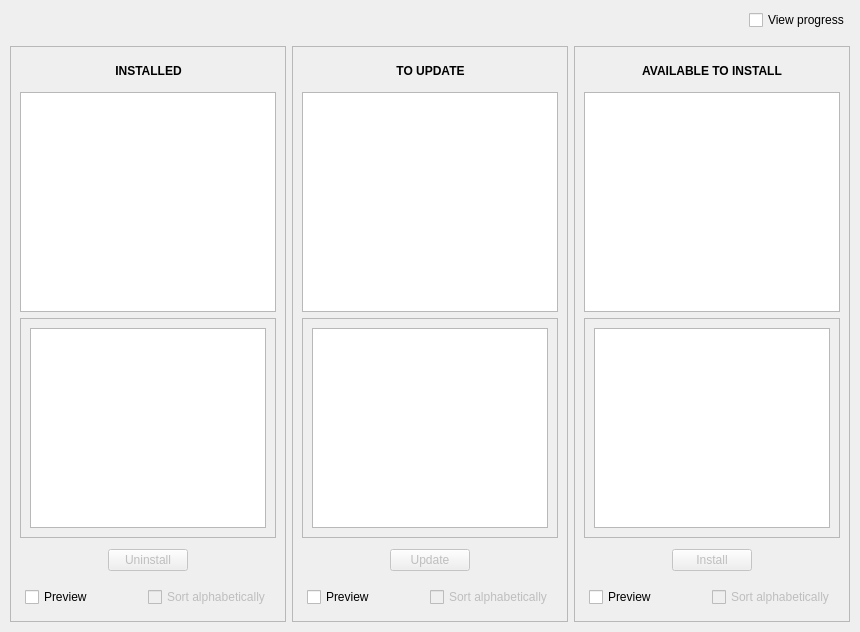
Qt form src/mainwindowview.ui (juliagoda/pak-gui) before a commit.
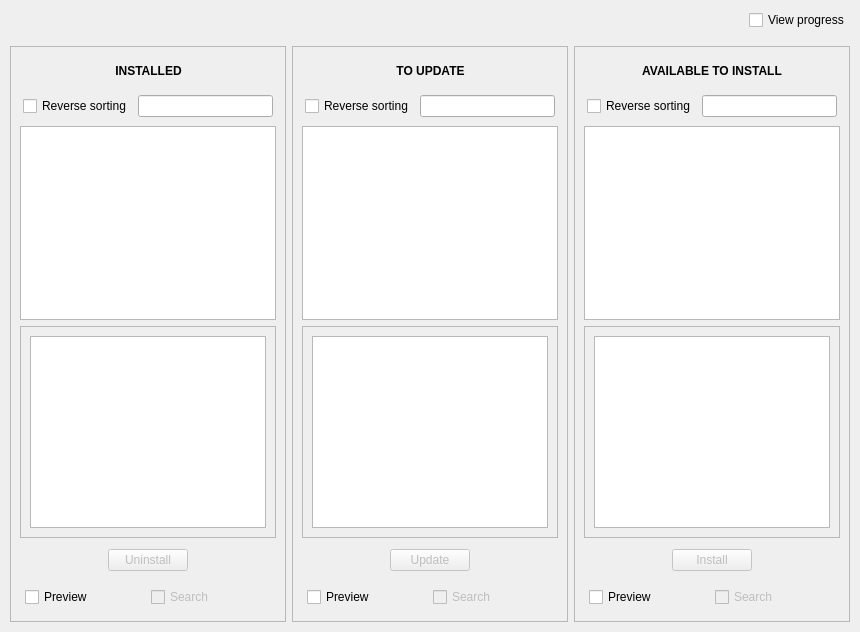
The same form after that commit.

Commit message: Fixed packages sort

What changed in the file:
```diff
--- a/src/mainwindowview.ui
+++ b/src/mainwindowview.ui
@@ -100,8 +100,8 @@
            <rect>
             <x>0</x>
             <y>0</y>
-            <width>274</width>
-            <height>571</height>
+            <width>260</width>
+            <height>581</height>
            </rect>
           </property>
           <layout class="QVBoxLayout" name="verticalLayout">
@@ -168,6 +168,32 @@
              </item>
             </layout>
            </item>
+           <item>
+            <layout class="QHBoxLayout" name="horizontalLayout">
+             <property name="leftMargin">
+              <number>3</number>
+             </property>
+             <property name="topMargin">
+              <number>3</number>
+             </property>
+             <property name="rightMargin">
+              <number>3</number>
+             </property>
+             <property name="bottomMargin">
+              <number>3</number>
+             </property>
+             <item>
+              <widget class="QCheckBox" name="sort_installed_packages">
+               <property name="text">
+                <string>Reverse sorting</string>
+               </property>
+              </widget>
+             </item>
+             <item>
+              <widget class="QLineEdit" name="search_installed_packages_lineedit"/>
+             </item>
+            </layout>
+           </item>
            <item>
             <widget class="QListWidget" name="installed_packages_list"/>
            </item>
@@ -181,8 +207,8 @@
                <rect>
                 <x>0</x>
                 <y>0</y>
-                <width>254</width>
-                <height>213</height>
+                <width>240</width>
+                <height>210</height>
                </rect>
               </property>
               <layout class="QVBoxLayout" name="verticalLayout_4">
@@ -270,12 +296,12 @@
               </widget>
              </item>
              <item>
-              <widget class="QCheckBox" name="sort_installed_packages">
+              <widget class="QCheckBox" name="search_installed_packages_checkbox">
                <property name="enabled">
                 <bool>false</bool>
                </property>
                <property name="text">
-                <string>Sort alphabetically</string>
+                <string>Search</string>
                </property>
               </widget>
              </item>
@@ -360,6 +386,35 @@
              </item>
             </layout>
            </item>
+           <item>
+            <layout class="QHBoxLayout" name="horizontalLayout_9">
+             <property name="leftMargin">
+              <number>3</number>
+             </property>
+             <property name="topMargin">
+              <number>3</number>
+             </property>
+             <property name="rightMargin">
+              <number>3</number>
+             </property>
+             <property name="bottomMargin">
+              <number>3</number>
+             </property>
+             <item>
+              <widget class="QCheckBox" name="sort_packages_to_update">
+               <property name="enabled">
+                <bool>true</bool>
+               </property>
+               <property name="text">
+                <string>Reverse sorting</string>
+               </property>
+              </widget>
+             </item>
+             <item>
+              <widget class="QLineEdit" name="search_packages_to_update_lineedit"/>
+             </item>
+            </layout>
+           </item>
            <item>
             <widget class="QListWidget" name="packages_to_update_list"/>
            </item>
@@ -374,7 +429,7 @@
                 <x>0</x>
                 <y>0</y>
                 <width>254</width>
-                <height>213</height>
+                <height>205</height>
                </rect>
               </property>
               <layout class="QVBoxLayout" name="verticalLayout_5">
@@ -462,12 +517,12 @@
               </widget>
              </item>
              <item>
-              <widget class="QCheckBox" name="sort_packages_to_update">
+              <widget class="QCheckBox" name="search_packages_to_update_checkbox">
                <property name="enabled">
                 <bool>false</bool>
                </property>
                <property name="text">
-                <string>Sort alphabetically</string>
+                <string>Search</string>
                </property>
               </widget>
              </item>
@@ -552,6 +607,35 @@
              </item>
             </layout>
            </item>
+           <item>
+            <layout class="QHBoxLayout" name="horizontalLayout_11">
+             <property name="leftMargin">
+              <number>3</number>
+             </property>
+             <property name="topMargin">
+              <number>3</number>
+             </property>
+             <property name="rightMargin">
+              <number>3</number>
+             </property>
+             <property name="bottomMargin">
+              <number>3</number>
+             </property>
+             <item>
+              <widget class="QCheckBox" name="sort_available_packages">
+               <property name="enabled">
+                <bool>true</bool>
+               </property>
+               <property name="text">
+                <string>Reverse sorting</string>
+               </property>
+              </widget>
+             </item>
+             <item>
+              <widget class="QLineEdit" name="search_available_packages_lineedit"/>
+             </item>
+            </layout>
+           </item>
            <item>
             <widget class="QListWidget" name="available_packages_list"/>
            </item>
@@ -566,7 +650,7 @@
                 <x>0</x>
                 <y>0</y>
                 <width>254</width>
-                <height>213</height>
+                <height>205</height>
                </rect>
               </property>
               <layout class="QVBoxLayout" name="verticalLayout_6">
@@ -654,12 +738,12 @@
               </widget>
              </item>
              <item>
-              <widget class="QCheckBox" name="sort_available_packages">
+              <widget class="QCheckBox" name="search_available_packages_checkbox">
                <property name="enabled">
                 <bool>false</bool>
                </property>
                <property name="text">
-                <string>Sort alphabetically</string>
+                <string>Search</string>
                </property>
               </widget>
              </item>
```
Left out of the diff: 99 changed lines with no effect on the pictures. The commit also changes 13 other files.
